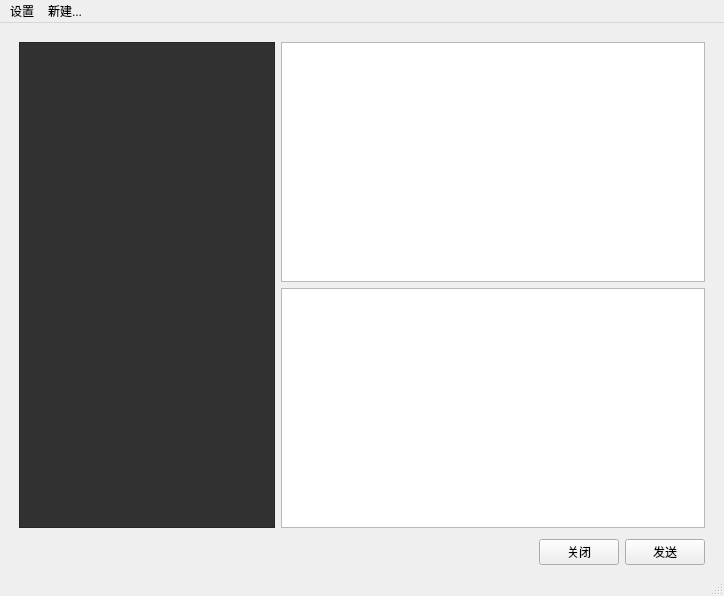
Before: the Qt Designer form ChatgptClient.ui in longly-boat/ChatgptClient, drawn with Qt 5.
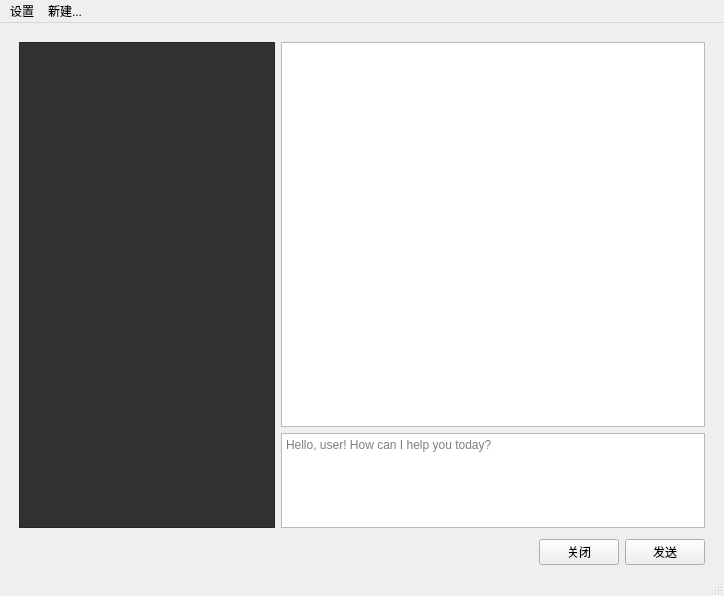
After: the same form once the commit is applied.

Commit message: 重新调整了界面，添加了新的菜单项，引入了用户头像和gpt头像资源文件美化Chatlist，引入多线程聊天窗口

Patch:
```diff
--- a/ChatgptClient.ui
+++ b/ChatgptClient.ui
@@ -43,7 +43,17 @@
          <widget class="QListWidget" name="chatlist"/>
         </item>
         <item>
-         <widget class="QTextEdit" name="chatbox"/>
+         <widget class="QTextEdit" name="chatbox">
+          <property name="maximumSize">
+           <size>
+            <width>16777215</width>
+            <height>95</height>
+           </size>
+          </property>
+          <property name="placeholderText">
+           <string>Hello, user! How can I help you today?</string>
+          </property>
+         </widget>
         </item>
        </layout>
       </item>
```
Left out of the diff: 4 changed lines with no effect on the pictures. The commit also changes 2 other files.
